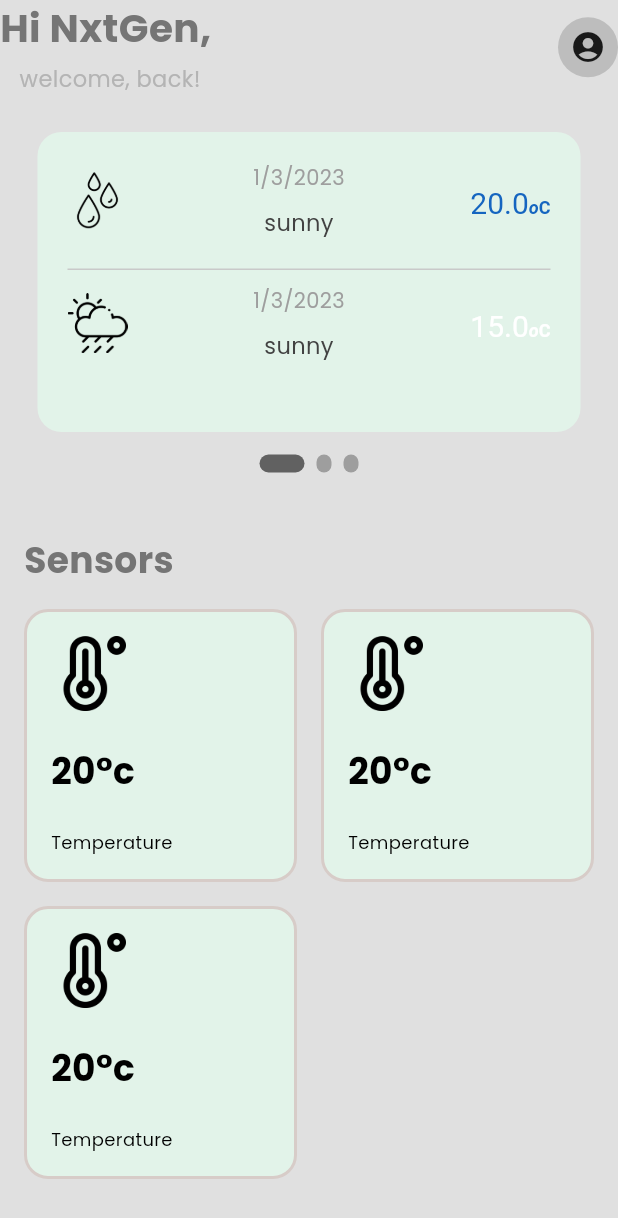
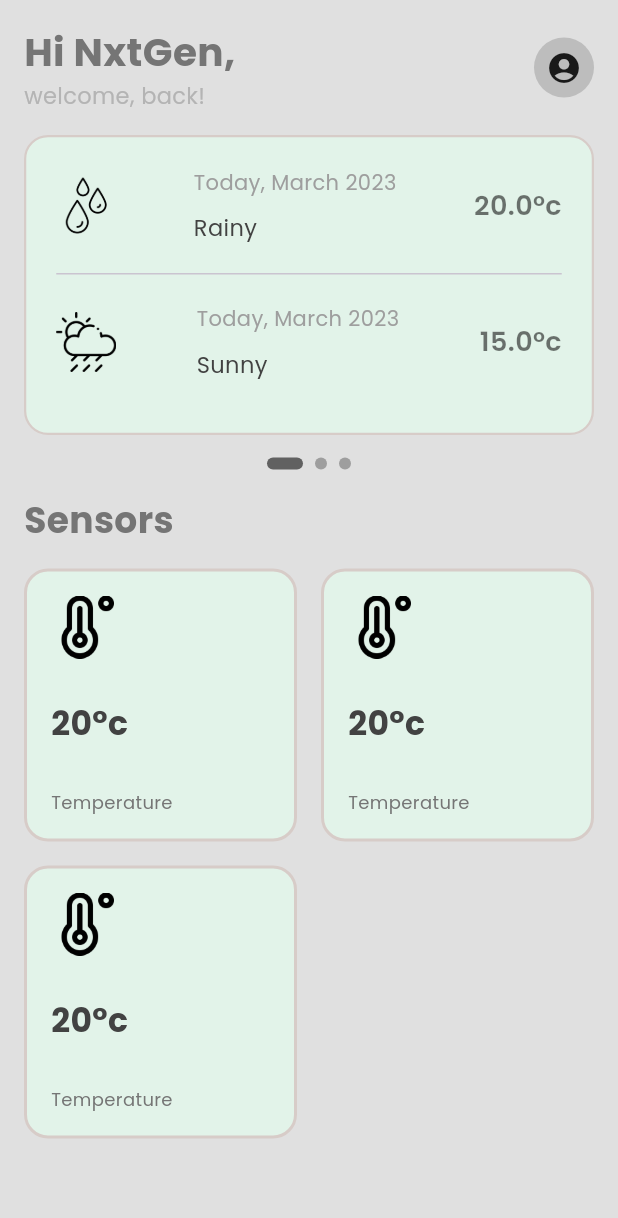
Before and after one commit to donald-88/smart-farm-app, a Flutter app: the screen it shows after launch, on a phone screen of 412 x 824 dp. Shown: the top 1218 px of the screen. Run offline on Flutter 3.47's test engine with Material 2 defaults, Android fonts, the phone set to English and light mode, and no system bars; drawn by our look-alikes of smooth_page_indicator; our stand-ins replace dio, google_fonts, syncfusion_flutter_charts, syncfusion_flutter_gauges.

Commit message:
tweaked main_card

```diff
--- a/smart_farm/lib/pages/home.dart
+++ b/smart_farm/lib/pages/home.dart
@@ -23,18 +23,18 @@ class _HomeState extends State<Home> {
       body: SafeArea(
         child: Column(
           children: [
-            Row(
+            Padding(
+              padding: const EdgeInsets.all(16.0),
+              child: Row(
                 mainAxisAlignment: MainAxisAlignment.spaceBetween,
                 children: [
                   Column(
+                    crossAxisAlignment: CrossAxisAlignment.start,
                     children: [
                       Text(
                         'Hi NxtGen, ',
                         style: TextStyle(
                             fontSize: 26, fontWeight: FontWeight.bold),
-                    ),
-                    SizedBox(
-                      height: 5,
                       ),
                       Text(
                         'welcome, back!',
@@ -53,10 +53,10 @@ class _HomeState extends State<Home> {
                       child: Icon(Icons.account_circle)),
                 ],
               ),
-            SizedBox(height: 25.0),
+            ),
             //biggest card
 
-            Container(
+            SizedBox(
               height: 200,
               child: PageView(
                 scrollDirection: Axis.horizontal,
@@ -89,37 +89,40 @@ class _HomeState extends State<Home> {
               count: 3,
               effect: ExpandingDotsEffect(
                   activeDotColor: Colors.grey.shade700,
-                  dotHeight: 12,
-                  dotWidth: 10),
+                  dotHeight: 8,
+                  dotWidth: 8),
             ),
             SizedBox(
               height: 16,
             ),
-
-            //Sensor cards with icons and measurement
-            SizedBox(height: 25),
             Padding(
               padding: const EdgeInsets.symmetric(horizontal: 16),
               child: Row(
                 children: [
-                  Text("Sensors", style: TextStyle(fontSize: 24, fontWeight: FontWeight.bold),),
+                  Text(
+                    "Sensors",
+                    style: TextStyle(fontSize: 24, fontWeight: FontWeight.bold),
+                  ),
                 ],
               ),
             ),
             Expanded(
               child: GridView.builder(
+                physics: NeverScrollableScrollPhysics(),
                   padding: EdgeInsets.all(16),
-                gridDelegate: SliverGridDelegateWithMaxCrossAxisExtent(maxCrossAxisExtent: 220,childAspectRatio: 1, crossAxisSpacing: 16, mainAxisSpacing: 16),
+                  gridDelegate: SliverGridDelegateWithMaxCrossAxisExtent(
+                      maxCrossAxisExtent: 220,
+                      childAspectRatio: 1,
+                      crossAxisSpacing: 16,
+                      mainAxisSpacing: 16),
                   itemCount: 3,
-                itemBuilder: (context, index)
-                 {
+                  itemBuilder: (context, index) {
                     return SensorCard(
                       sensor: "Temperature",
                       sensorValue: 20,
                       sensorIcon: "assets/icons/temperature-high_48.png",
                     );
-                }
-              ),
+                  }),
             )
           ],
         ),
--- a/smart_farm/lib/widgets/main_card.dart
+++ b/smart_farm/lib/widgets/main_card.dart
@@ -22,13 +22,14 @@ class MainCard extends StatelessWidget {
   @override
   Widget build(BuildContext context) {
     return Padding(
-      padding: const EdgeInsets.symmetric(horizontal: 25.0),
+      padding: const EdgeInsets.symmetric(horizontal: 16.0),
       child: Container(
         width: 300,
         height: 200,
         padding: EdgeInsets.all(20),
         decoration: BoxDecoration(
             color: Color.fromARGB(255, 226, 243, 233),
+            border: Border.all(color: Colors.brown.shade100, width: 1.5),
             borderRadius: BorderRadius.circular(16)),
         child: Column(
           crossAxisAlignment: CrossAxisAlignment.start,
@@ -36,109 +37,66 @@ class MainCard extends StatelessWidget {
             Row(
               mainAxisAlignment: MainAxisAlignment.spaceBetween,
               children: [
-                Container(
+                SizedBox(
                     height: 40, child: Image.asset('assets/icons/drop.png')),
                 Column(
+                  crossAxisAlignment: CrossAxisAlignment.start,
                   children: [
                     Text(
-                      "$day/$month/$year",
+                      "Today, March 2023",
                       style: TextStyle(color: Colors.grey),
                     ),
                     SizedBox(
                       height: 10,
                     ),
                     Text(
-                      weather.toString(),
+                      "Rainy",
                       style: TextStyle(color: Colors.grey[800], fontSize: 15),
                     ),
                   ],
                 ),
-                RichText(
-                  text: TextSpan(
-                    text: temperture.toString(),
-                    style: TextStyle(fontSize: 20, color: Colors.blue[800]),
-                    children: <TextSpan>[
-                      TextSpan(
-                        text: 'o',
+                Text(
+                  '${temperture.toString()}°c',
                   style: TextStyle(
-                            fontSize: 12,
-                            fontWeight: FontWeight.bold,
-                            fontStyle: FontStyle.italic),
-                      ),
-                      TextSpan(
-                        text: 'C',
-                        style: TextStyle(
-                            fontSize: 12, fontWeight: FontWeight.bold),
+                      fontSize: 18,
+                      fontWeight: FontWeight.w600,
+                      color: Colors.black54),
                 ),
               ],
             ),
-                  strutStyle: StrutStyle(
-                    fontSize: 20.0,
-                    height: 1.5,
+            Divider(
+              height: 40,
             ),
-                )
-              ],
-            ),
-            SizedBox(
-              height: 20,
-            ),
-            Container(
-              decoration: BoxDecoration(
-                  border: Border(
-                top: BorderSide(
-                    color: Color.fromARGB(255, 201, 201, 201), width: 1.0),
-              )),
-              child: Padding(
-                padding: const EdgeInsets.symmetric(vertical: 10.0),
-                child: Row(
+            Row(
               mainAxisAlignment: MainAxisAlignment.spaceBetween,
               children: [
-                    Container(
+                SizedBox(
                     height: 40,
                     child: Image.asset('assets/icons/rain.png')),
                 Column(
+                  crossAxisAlignment: CrossAxisAlignment.start,
                   children: [
                     Text(
-                          "$day/$month/$year",
+                      "Today, March 2023",
                       style: TextStyle(color: Colors.grey),
                     ),
                     SizedBox(
                       height: 10,
                     ),
                     Text(
-                          weather.toString(),
+                      "Sunny",
                       style:
                           TextStyle(color: Colors.grey[800], fontSize: 15),
                     ),
                   ],
                 ),
-                    RichText(
-                      text: TextSpan(
-                        text: (temperture - 5).toString(),
-                        style: TextStyle(fontSize: 20),
-                        children: <TextSpan>[
-                          TextSpan(
-                            text: 'o',
+                Text('${(temperture - 5).toString()}°c',
                   style: TextStyle(
-                                fontSize: 12,
-                                fontWeight: FontWeight.bold,
-                                fontStyle: FontStyle.italic),
-                          ),
-                          TextSpan(
-                            text: 'C',
-                            style: TextStyle(
-                                fontSize: 12, fontWeight: FontWeight.bold),
+                      fontSize: 18,
+                      fontWeight: FontWeight.w600,
+                      color: Colors.black54),
                 ),
               ],
-                      ),
-                      strutStyle: StrutStyle(
-                        fontSize: 20.0,
-                        height: 1.5,
-                      ),
-                    )
-                  ],
-                ),
-              ),
             ),
           ],
         ),
--- a/smart_farm/lib/widgets/sensorCard.dart
+++ b/smart_farm/lib/widgets/sensorCard.dart
@@ -14,25 +14,28 @@ class SensorCard extends StatelessWidget {
   @override
   Widget build(BuildContext context) {
     return Container(
-      padding: EdgeInsets.all(16),
+      padding: const EdgeInsets.all(16),
       decoration: BoxDecoration(
-          color: Color.fromARGB(255, 226, 243, 233),
+          color: const Color.fromARGB(255, 226, 243, 233),
           border: Border.all(color: Colors.brown.shade100, width: 2),
           borderRadius: BorderRadius.circular(16)),
       child: Column(
         crossAxisAlignment: CrossAxisAlignment.start,
         mainAxisAlignment: MainAxisAlignment.spaceBetween,
         children: [
-          Container(height: 50, child: Image.asset(sensorIcon)),
-          SizedBox(height: 16),
+          SizedBox(height: 42, child: Image.asset(sensorIcon)),
+          const SizedBox(height: 16),
           Text(
             '${sensorValue.toString()}°c',
-            style: TextStyle(color: Colors.black,fontWeight: FontWeight.bold, fontSize: 24),
+            style: TextStyle(
+                color: Colors.grey.shade800,
+                fontWeight: FontWeight.bold,
+                fontSize: 22),
           ),
-          SizedBox(height: 16),
+          const SizedBox(height: 16),
           Text(
             sensor,
-            style: TextStyle(fontSize: 12, color: Colors.black),
+            style: TextStyle(fontSize: 12, color: Colors.grey.shade600),
           ),
         ],
       ),
```
Lines whose indentation alone changed are shown as unchanged.
